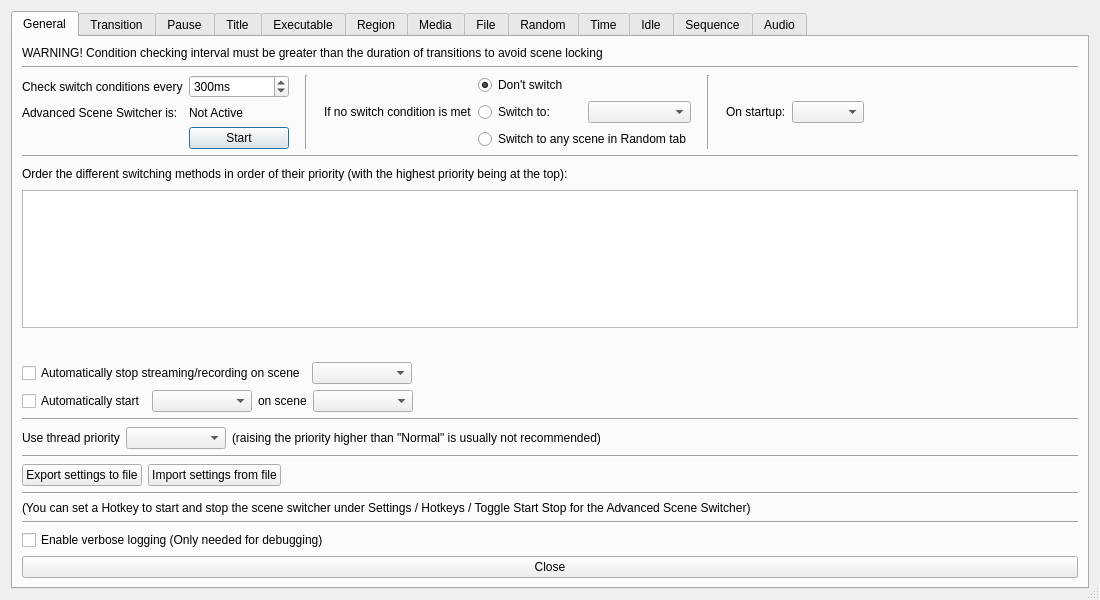
Old version of the form forms/advanced-scene-switcher.ui in the repository WarmUpTill/SceneSwitcher.
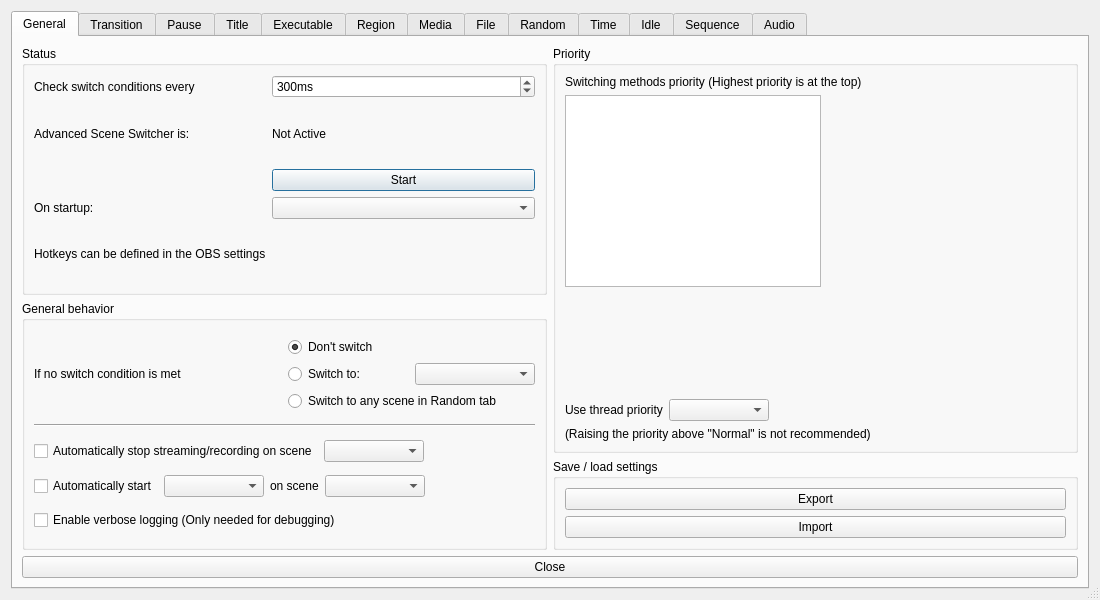
New version of the form. Icons and pictures are not drawn.

The edit to the form file:
```diff
--- a/forms/advanced-scene-switcher.ui
+++ b/forms/advanced-scene-switcher.ui
@@ -44,65 +44,40 @@
       <attribute name="title">
        <string notr="true">General</string>
       </attribute>
+      <layout class="QVBoxLayout" name="verticalLayout_19">
+       <item>
+        <layout class="QHBoxLayout" name="horizontalLayout_31">
+         <item>
       <layout class="QVBoxLayout" name="verticalLayout_2">
        <item>
-        <layout class="QHBoxLayout" name="horizontalLayout_41">
-         <item>
-          <widget class="QLabel" name="label_63">
-           <property name="text">
-            <string>WARNING! Condition checking interval must be greater than the duration of transitions to avoid scene locking</string>
-           </property>
-          </widget>
-         </item>
-        </layout>
-       </item>
-       <item>
-        <widget class="Line" name="line_6">
-         <property name="orientation">
-          <enum>Qt::Horizontal</enum>
-         </property>
-        </widget>
-       </item>
-       <item>
+            <widget class="QGroupBox" name="statusBox">
+             <property name="title">
+              <string>Status</string>
+             </property>
         <layout class="QGridLayout" name="gridLayout_4">
-         <item row="0" column="2">
-          <widget class="Line" name="line_13">
-           <property name="orientation">
-            <enum>Qt::Vertical</enum>
-           </property>
-          </widget>
-         </item>
-         <item row="0" column="10">
-          <spacer name="horizontalSpacer_47">
-           <property name="orientation">
-            <enum>Qt::Horizontal</enum>
-           </property>
-           <property name="sizeHint" stdset="0">
-            <size>
-             <width>40</width>
-             <height>20</height>
-            </size>
-           </property>
-          </spacer>
-         </item>
-         <item row="0" column="5">
-          <spacer name="horizontalSpacer_52">
-           <property name="orientation">
-            <enum>Qt::Horizontal</enum>
-           </property>
-           <property name="sizeType">
-            <enum>QSizePolicy::Fixed</enum>
-           </property>
-           <property name="sizeHint" stdset="0">
-            <size>
-             <width>10</width>
-             <height>0</height>
-            </size>
-           </property>
-          </spacer>
-         </item>
          <item row="0" column="0">
           <layout class="QGridLayout" name="gridLayout_2">
+                <item row="4" column="0">
+                 <widget class="QLabel" name="label_13">
+                  <property name="text">
+                   <string>Hotkeys can be defined in the OBS settings</string>
+                  </property>
+                 </widget>
+                </item>
+                <item row="1" column="0">
+                 <widget class="QLabel" name="label_5">
+                  <property name="text">
+                   <string>Advanced Scene Switcher is:</string>
+                  </property>
+                 </widget>
+                </item>
+                <item row="3" column="0">
+                 <widget class="QLabel" name="label_64">
+                  <property name="text">
+                   <string>On startup:</string>
+                  </property>
+                 </widget>
+                </item>
            <item row="2" column="1">
             <widget class="QPushButton" name="toggleStartButton">
              <property name="text">
@@ -110,26 +85,8 @@
              </property>
             </widget>
            </item>
-           <item row="0" column="0">
-            <widget class="QLabel" name="label_4">
-             <property name="text">
-              <string>Check switch conditions every</string>
-             </property>
-            </widget>
-           </item>
-           <item row="1" column="1">
-            <widget class="QLabel" name="pluginRunningText">
-             <property name="text">
-              <string notr="true">Not Active</string>
-             </property>
-            </widget>
-           </item>
-           <item row="1" column="0">
-            <widget class="QLabel" name="label_5">
-             <property name="text">
-              <string>Advanced Scene Switcher is:</string>
-             </property>
-            </widget>
+                <item row="3" column="1">
+                 <widget class="QComboBox" name="startupBehavior"/>
            </item>
            <item row="0" column="1">
             <widget class="QSpinBox" name="checkInterval">
@@ -153,9 +110,176 @@
              </property>
             </widget>
            </item>
-          </layout>
-         </item>
-         <item row="0" column="4">
+                <item row="0" column="0">
+                 <widget class="QLabel" name="label_4">
+                  <property name="text">
+                   <string>Check switch conditions every</string>
+                  </property>
+                 </widget>
+                </item>
+                <item row="1" column="1">
+                 <layout class="QHBoxLayout" name="horizontalLayout_47">
+                  <item>
+                   <widget class="QLabel" name="pluginRunningText">
+                    <property name="text">
+                     <string notr="true">Not Active</string>
+                    </property>
+                   </widget>
+                  </item>
+                  <item>
+                   <spacer name="horizontalSpacer">
+                    <property name="orientation">
+                     <enum>Qt::Horizontal</enum>
+                    </property>
+                    <property name="sizeHint" stdset="0">
+                     <size>
+                      <width>40</width>
+                      <height>20</height>
+                     </size>
+                    </property>
+                   </spacer>
+                  </item>
+                 </layout>
+                </item>
+               </layout>
+              </item>
+             </layout>
+            </widget>
+           </item>
+           <item>
+            <widget class="QGroupBox" name="generalSettingsBox">
+             <property name="title">
+              <string>General behavior</string>
+             </property>
+             <layout class="QGridLayout" name="gridLayout_5">
+              <item row="3" column="0">
+               <layout class="QHBoxLayout" name="horizontalLayout_50">
+                <item>
+                 <widget class="QCheckBox" name="autoStartSceneCheckBox">
+                  <property name="text">
+                   <string>Automatically start</string>
+                  </property>
+                 </widget>
+                </item>
+                <item>
+                 <widget class="QComboBox" name="autoStartType">
+                  <property name="sizePolicy">
+                   <sizepolicy hsizetype="Maximum" vsizetype="Fixed">
+                    <horstretch>0</horstretch>
+                    <verstretch>0</verstretch>
+                   </sizepolicy>
+                  </property>
+                  <property name="minimumSize">
+                   <size>
+                    <width>100</width>
+                    <height>0</height>
+                   </size>
+                  </property>
+                 </widget>
+                </item>
+                <item>
+                 <widget class="QLabel" name="label_65">
+                  <property name="text">
+                   <string>on scene</string>
+                  </property>
+                 </widget>
+                </item>
+                <item>
+                 <widget class="QComboBox" name="autoStartScenes">
+                  <property name="sizePolicy">
+                   <sizepolicy hsizetype="Maximum" vsizetype="Fixed">
+                    <horstretch>0</horstretch>
+                    <verstretch>0</verstretch>
+                   </sizepolicy>
+                  </property>
+                  <property name="minimumSize">
+                   <size>
+                    <width>100</width>
+                    <height>0</height>
+                   </size>
+                  </property>
+                 </widget>
+                </item>
+                <item>
+                 <spacer name="horizontalSpacer_55">
+                  <property name="orientation">
+                   <enum>Qt::Horizontal</enum>
+                  </property>
+                  <property name="sizeHint" stdset="0">
+                   <size>
+                    <width>40</width>
+                    <height>20</height>
+                   </size>
+                  </property>
+                 </spacer>
+                </item>
+               </layout>
+              </item>
+              <item row="2" column="0">
+               <layout class="QHBoxLayout" name="horizontalLayout_33">
+                <item>
+                 <widget class="QCheckBox" name="autoStopSceneCheckBox">
+                  <property name="text">
+                   <string>Automatically stop streaming/recording on scene</string>
+                  </property>
+                 </widget>
+                </item>
+                <item>
+                 <widget class="QComboBox" name="autoStopScenes">
+                  <property name="sizePolicy">
+                   <sizepolicy hsizetype="Maximum" vsizetype="Fixed">
+                    <horstretch>0</horstretch>
+                    <verstretch>0</verstretch>
+                   </sizepolicy>
+                  </property>
+                  <property name="minimumSize">
+                   <size>
+                    <width>100</width>
+                    <height>0</height>
+                   </size>
+                  </property>
+                 </widget>
+                </item>
+                <item>
+                 <spacer name="horizontalSpacer_19">
+                  <property name="orientation">
+                   <enum>Qt::Horizontal</enum>
+                  </property>
+                  <property name="sizeHint" stdset="0">
+                   <size>
+                    <width>40</width>
+                    <height>20</height>
+                   </size>
+                  </property>
+                 </spacer>
+                </item>
+               </layout>
+              </item>
+              <item row="4" column="0">
+               <layout class="QHBoxLayout" name="horizontalLayout_48">
+                <item>
+                 <widget class="QCheckBox" name="verboseLogging">
+                  <property name="text">
+                   <string>Enable verbose logging (Only needed for debugging)</string>
+                  </property>
+                 </widget>
+                </item>
+                <item>
+                 <spacer name="horizontalSpacer_49">
+                  <property name="orientation">
+                   <enum>Qt::Horizontal</enum>
+                  </property>
+                  <property name="sizeHint" stdset="0">
+                   <size>
+                    <width>40</width>
+                    <height>20</height>
+                   </size>
+                  </property>
+                 </spacer>
+                </item>
+               </layout>
+              </item>
+              <item row="0" column="0">
           <layout class="QGridLayout" name="gridLayout">
            <item row="0" column="2">
             <layout class="QHBoxLayout" name="horizontalLayout_43">
@@ -240,108 +364,58 @@
            </item>
           </layout>
          </item>
-         <item row="0" column="3">
-          <spacer name="horizontalSpacer_46">
+              <item row="1" column="0">
+               <widget class="Line" name="line_6">
            <property name="orientation">
             <enum>Qt::Horizontal</enum>
            </property>
-           <property name="sizeType">
-            <enum>QSizePolicy::Fixed</enum>
-           </property>
-           <property name="sizeHint" stdset="0">
-            <size>
-             <width>10</width>
-             <height>0</height>
-            </size>
-           </property>
-          </spacer>
-         </item>
-         <item row="0" column="9">
-          <widget class="QComboBox" name="startupBehavior"/>
-         </item>
-         <item row="0" column="1">
-          <spacer name="horizontalSpacer">
-           <property name="orientation">
-            <enum>Qt::Horizontal</enum>
-           </property>
-           <property name="sizeType">
-            <enum>QSizePolicy::Fixed</enum>
-           </property>
-           <property name="sizeHint" stdset="0">
-            <size>
-             <width>10</width>
-             <height>0</height>
-            </size>
-           </property>
-          </spacer>
-         </item>
-         <item row="0" column="7">
-          <spacer name="horizontalSpacer_53">
-           <property name="orientation">
-            <enum>Qt::Horizontal</enum>
-           </property>
-           <property name="sizeType">
-            <enum>QSizePolicy::Fixed</enum>
-           </property>
-           <property name="sizeHint" stdset="0">
-            <size>
-             <width>10</width>
-             <height>0</height>
-            </size>
-           </property>
-          </spacer>
-         </item>
-         <item row="0" column="6">
-          <widget class="Line" name="line_18">
-           <property name="orientation">
-            <enum>Qt::Vertical</enum>
-           </property>
-          </widget>
-         </item>
-         <item row="0" column="8">
-          <widget class="QLabel" name="label_64">
-           <property name="text">
-            <string>On startup:</string>
-           </property>
+               </widget>
+              </item>
+             </layout>
           </widget>
          </item>
         </layout>
        </item>
        <item>
-        <widget class="Line" name="line_8">
-         <property name="orientation">
-          <enum>Qt::Horizontal</enum>
-         </property>
-        </widget>
-       </item>
+          <layout class="QVBoxLayout" name="verticalLayout_18">
        <item>
-        <layout class="QHBoxLayout" name="horizontalLayout_31">
+            <widget class="QGroupBox" name="priorityBox">
+             <property name="title">
+              <string>Priority</string>
+             </property>
+             <layout class="QVBoxLayout" name="verticalLayout_16">
          <item>
           <widget class="QLabel" name="description">
            <property name="text">
-            <string>Order the different switching methods in order of their priority (with the highest priority being at the top):</string>
+                 <string>Switching methods priority (Highest priority is at the top)</string>
            </property>
           </widget>
          </item>
          <item>
-          <spacer name="horizontalSpacer_30">
-           <property name="orientation">
-            <enum>Qt::Horizontal</enum>
-           </property>
-           <property name="sizeHint" stdset="0">
-            <size>
-             <width>40</width>
-             <height>20</height>
-            </size>
-           </property>
-          </spacer>
-         </item>
-        </layout>
-       </item>
+               <layout class="QVBoxLayout" name="verticalLayout_10">
+                <item>
+                 <layout class="QHBoxLayout" name="horizontalLayout_41">
        <item>
         <widget class="QListWidget" name="priorityList"/>
        </item>
        <item>
+                   <spacer name="horizontalSpacer_30">
+                    <property name="orientation">
+                     <enum>Qt::Horizontal</enum>
+                    </property>
+                    <property name="sizeHint" stdset="0">
+                     <size>
+                      <width>40</width>
+                      <height>20</height>
+                     </size>
+                    </property>
+                   </spacer>
+                  </item>
+                 </layout>
+                </item>
+               </layout>
+              </item>
+              <item>
         <layout class="QHBoxLayout" name="horizontalLayout_32">
          <item>
           <widget class="QPushButton" name="priorityUp">
@@ -399,114 +473,17 @@
         </layout>
        </item>
        <item>
-        <layout class="QHBoxLayout" name="horizontalLayout_33">
-         <item>
-          <widget class="QCheckBox" name="autoStopSceneCheckBox">
-           <property name="text">
-            <string>Automatically stop streaming/recording on scene</string>
-           </property>
-          </widget>
-         </item>
-         <item>
-          <widget class="QComboBox" name="autoStopScenes">
-           <property name="sizePolicy">
-            <sizepolicy hsizetype="Maximum" vsizetype="Fixed">
-             <horstretch>0</horstretch>
-             <verstretch>0</verstretch>
-            </sizepolicy>
-           </property>
-           <property name="minimumSize">
-            <size>
-             <width>100</width>
-             <height>0</height>
-            </size>
-           </property>
-          </widget>
-         </item>
-         <item>
-          <spacer name="horizontalSpacer_19">
+               <spacer name="verticalSpacer">
            <property name="orientation">
-            <enum>Qt::Horizontal</enum>
+                 <enum>Qt::Vertical</enum>
            </property>
            <property name="sizeHint" stdset="0">
             <size>
-             <width>40</width>
-             <height>20</height>
+                  <width>20</width>
+                  <height>40</height>
             </size>
            </property>
           </spacer>
-         </item>
-        </layout>
-       </item>
-       <item>
-        <layout class="QHBoxLayout" name="horizontalLayout_50">
-         <item>
-          <widget class="QCheckBox" name="autoStartSceneCheckBox">
-           <property name="text">
-            <string>Automatically start</string>
-           </property>
-          </widget>
-         </item>
-         <item>
-          <widget class="QComboBox" name="autoStartType">
-           <property name="sizePolicy">
-            <sizepolicy hsizetype="Maximum" vsizetype="Fixed">
-             <horstretch>0</horstretch>
-             <verstretch>0</verstretch>
-            </sizepolicy>
-           </property>
-           <property name="minimumSize">
-            <size>
-             <width>100</width>
-             <height>0</height>
-            </size>
-           </property>
-          </widget>
-         </item>
-         <item>
-          <widget class="QLabel" name="label_65">
-           <property name="text">
-            <string>on scene</string>
-           </property>
-          </widget>
-         </item>
-         <item>
-          <widget class="QComboBox" name="autoStartScenes">
-           <property name="sizePolicy">
-            <sizepolicy hsizetype="Maximum" vsizetype="Fixed">
-             <horstretch>0</horstretch>
-             <verstretch>0</verstretch>
-            </sizepolicy>
-           </property>
-           <property name="minimumSize">
-            <size>
-             <width>100</width>
-             <height>0</height>
-            </size>
-           </property>
-          </widget>
-         </item>
-         <item>
-          <spacer name="horizontalSpacer_55">
-           <property name="orientation">
-            <enum>Qt::Horizontal</enum>
-           </property>
-           <property name="sizeHint" stdset="0">
-            <size>
-             <width>40</width>
-             <height>20</height>
-            </size>
-           </property>
-          </spacer>
-         </item>
-        </layout>
-       </item>
-       <item>
-        <widget class="Line" name="line_10">
-         <property name="orientation">
-          <enum>Qt::Horizontal</enum>
-         </property>
-        </widget>
        </item>
        <item>
         <layout class="QHBoxLayout" name="horizontalLayout_49">
@@ -533,13 +510,6 @@
            </property>
           </widget>
          </item>
-         <item>
-          <widget class="QLabel" name="label_57">
-           <property name="text">
-            <string>(raising the priority higher than &quot;Normal&quot; is usually not recommended)</string>
-           </property>
-          </widget>
-         </item>
          <item>
           <spacer name="horizontalSpacer_41">
            <property name="orientation">
@@ -556,85 +526,39 @@
         </layout>
        </item>
        <item>
-        <widget class="Line" name="line_7">
-         <property name="orientation">
-          <enum>Qt::Horizontal</enum>
-         </property>
+               <widget class="QLabel" name="label_57">
+                <property name="text">
+                 <string>(Raising the priority above &quot;Normal&quot; is not recommended)</string>
+                </property>
+               </widget>
+              </item>
+             </layout>
         </widget>
        </item>
        <item>
-        <layout class="QHBoxLayout" name="horizontalLayout_47">
+            <widget class="QGroupBox" name="saveLoadBox">
+             <property name="title">
+              <string>Save / load settings</string>
+             </property>
+             <layout class="QVBoxLayout" name="verticalLayout_17">
          <item>
           <widget class="QPushButton" name="exportSettings">
            <property name="text">
-            <string>Export settings to file</string>
+                 <string>Export</string>
            </property>
           </widget>
          </item>
          <item>
           <widget class="QPushButton" name="importSettings">
            <property name="text">
-            <string>Import settings from file</string>
+                 <string>Import</string>
            </property>
           </widget>
          </item>
-         <item>
-          <spacer name="horizontalSpacer_48">
-           <property name="orientation">
-            <enum>Qt::Horizontal</enum>
-           </property>
-           <property name="sizeHint" stdset="0">
-            <size>
-             <width>40</width>
-             <height>20</height>
-            </size>
-           </property>
-          </spacer>
-         </item>
-        </layout>
-       </item>
-       <item>
-        <widget class="Line" name="line_15">
-         <property name="orientation">
-          <enum>Qt::Horizontal</enum>
-         </property>
-        </widget>
-       </item>
-       <item>
-        <widget class="QLabel" name="label_13">
-         <property name="text">
-          <string>(You can set a Hotkey to start and stop the scene switcher under Settings / Hotkeys / Toggle Start Stop for the Advanced Scene Switcher)</string>
-         </property>
-        </widget>
-       </item>
-       <item>
-        <widget class="Line" name="line_14">
-         <property name="orientation">
-          <enum>Qt::Horizontal</enum>
-         </property>
-        </widget>
-       </item>
-       <item>
-        <layout class="QHBoxLayout" name="horizontalLayout_48">
-         <item>
-          <widget class="QCheckBox" name="verboseLogging">
-           <property name="text">
-            <string>Enable verbose logging (Only needed for debugging)</string>
-           </property>
-          </widget>
-         </item>
-         <item>
-          <spacer name="horizontalSpacer_49">
-           <property name="orientation">
-            <enum>Qt::Horizontal</enum>
-           </property>
-           <property name="sizeHint" stdset="0">
-            <size>
-             <width>40</width>
-             <height>20</height>
-            </size>
-           </property>
-          </spacer>
+             </layout>
+            </widget>
+           </item>
+          </layout>
          </item>
         </layout>
        </item>
```
Lines whose indentation alone changed are shown as unchanged.
